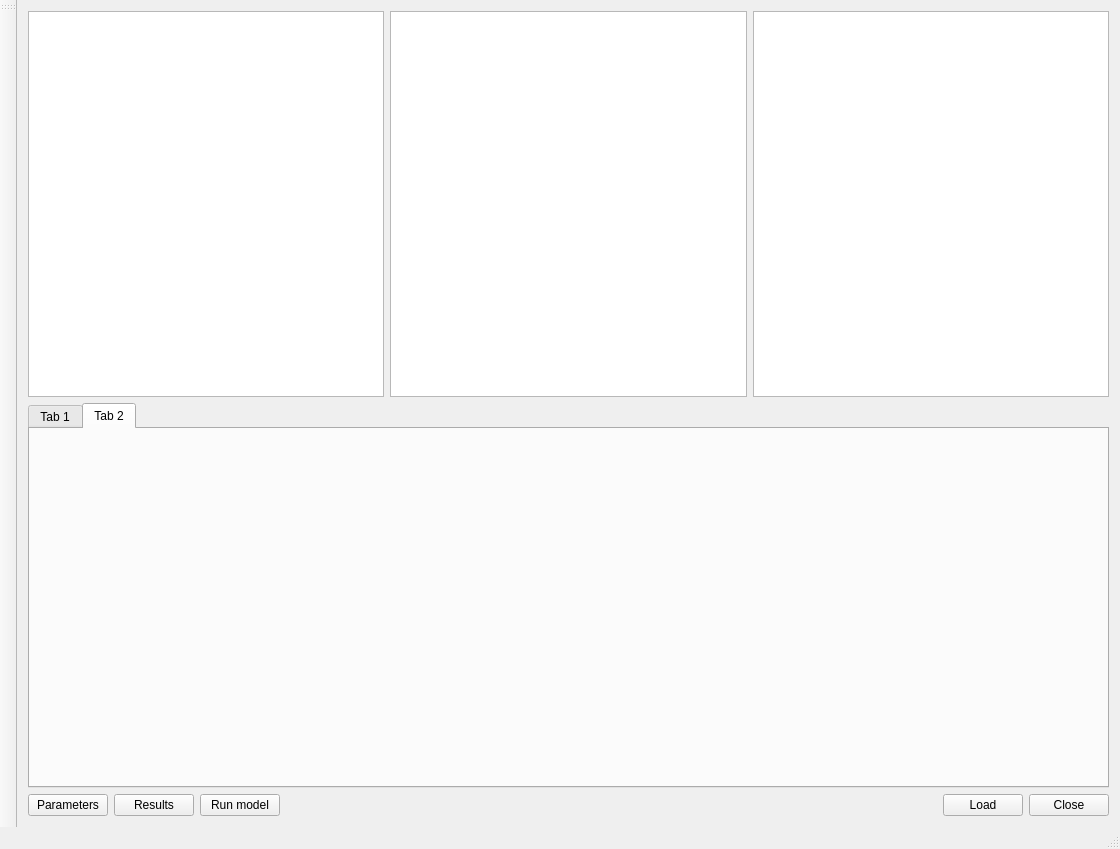
This is mainwindow.ui in Lecheps/INCAView as Qt 5 draws it before an edit. The edited form follows.
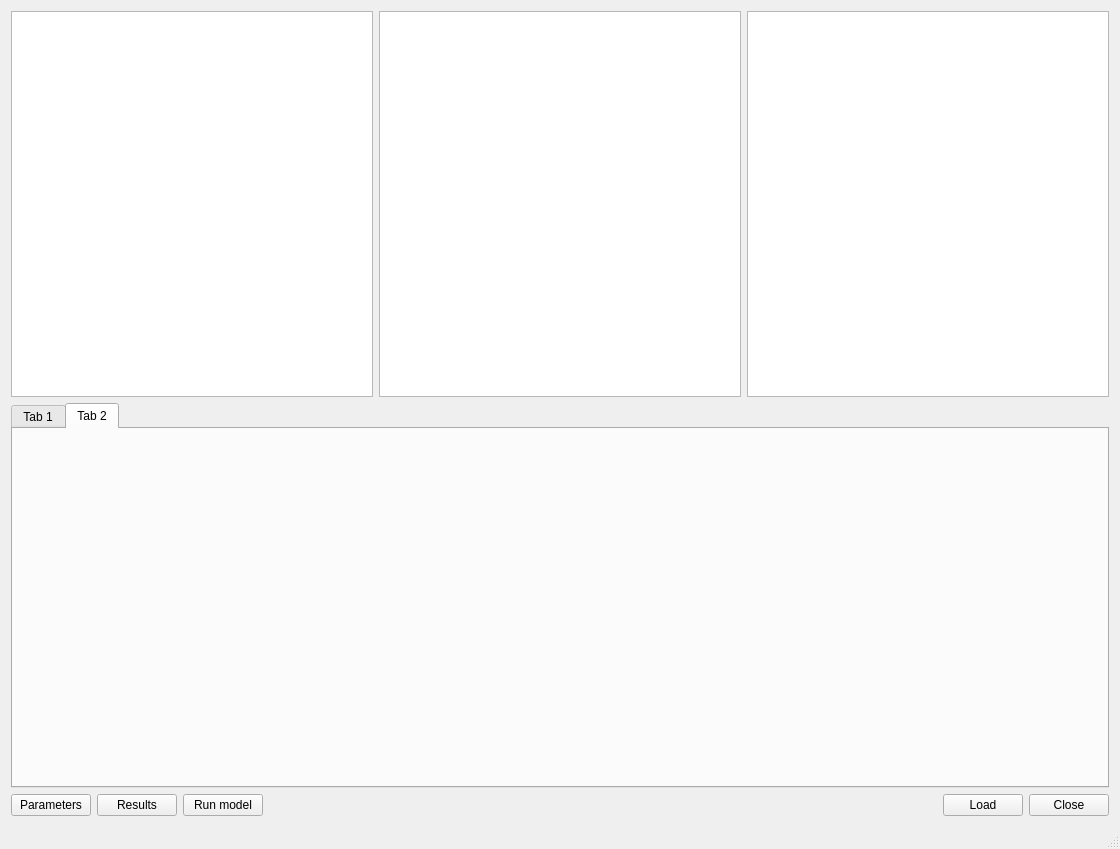
This is the edited form. The open tabs and pages were chosen to show the change. Custom widgets are drawn as their Qt base class.

Commit message: Added (ugly) headers for the parameter view. Untested support for bool and ptime values.

```diff
--- a/mainwindow.ui
+++ b/mainwindow.ui
@@ -23,7 +23,7 @@
          <widget class="QTreeView" name="treeView"/>
         </item>
         <item>
-         <widget class="QTreeView" name="treeViewParameters"/>
+         <widget class="QListView" name="listViewParameters"/>
         </item>
         <item>
          <widget class="QTreeView" name="treeViewResults"/>
@@ -126,14 +126,6 @@
     </rect>
    </property>
   </widget>
-  <widget class="QToolBar" name="mainToolBar">
-   <attribute name="toolBarArea">
-    <enum>LeftToolBarArea</enum>
-   </attribute>
-   <attribute name="toolBarBreak">
-    <bool>false</bool>
-   </attribute>
-  </widget>
   <widget class="QStatusBar" name="statusBar"/>
  </widget>
  <layoutdefault spacing="6" margin="11"/>
```
Left out of the diff: 2 changed lines with no effect on the pictures. The commit also changes 3 other files.
